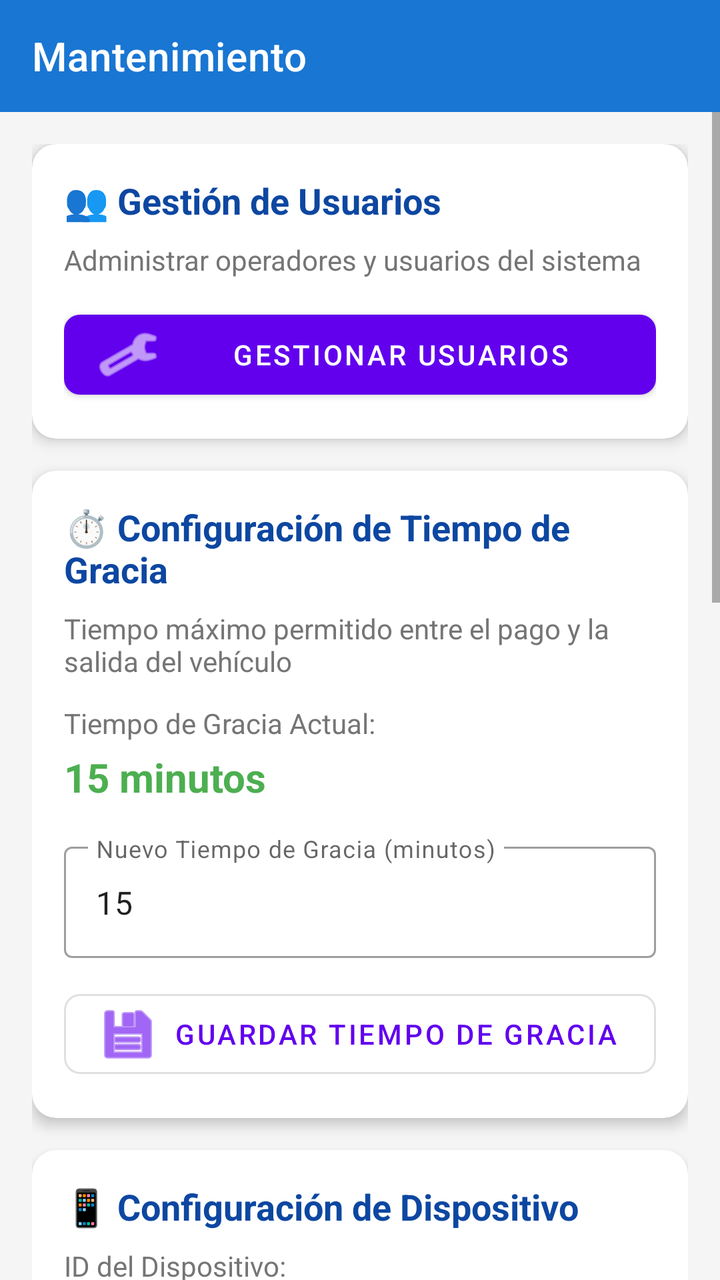
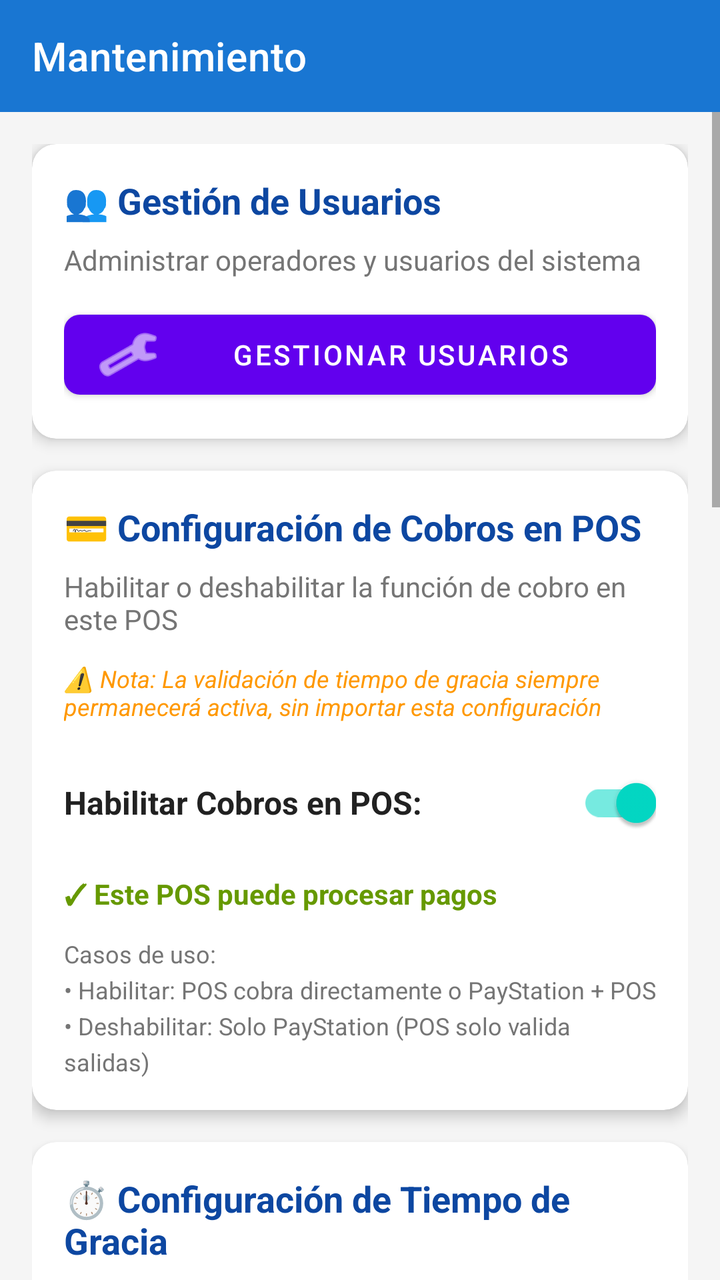

Screens rendered from an Android XML layout before and after an edit, with the pre-edit source and the edit as a unified diff.
<!-- AndroidManifest.xml: application theme Theme.MaterialComponents.Light.NoActionBar -->
<!-- res/layout/activity_mantenimiento.xml -->
<?xml version="1.0" encoding="utf-8"?>
<LinearLayout xmlns:android="http://schemas.android.com/apk/res/android"
    xmlns:app="http://schemas.android.com/apk/res-auto"
    android:layout_width="match_parent"
    android:layout_height="match_parent"
    android:orientation="vertical"
    android:background="#F5F5F5">

    <com.google.android.material.appbar.AppBarLayout
        android:layout_width="match_parent"
        android:layout_height="wrap_content">

        <androidx.appcompat.widget.Toolbar
            android:id="@+id/toolbar"
            android:layout_width="match_parent"
            android:layout_height="?attr/actionBarSize"
            app:title="Mantenimiento"
            app:titleTextColor="@android:color/white"
            android:background="#1976D2"/>
    </com.google.android.material.appbar.AppBarLayout>

    <ScrollView
        android:layout_width="match_parent"
        android:layout_height="match_parent"
        android:fillViewport="true">

        <LinearLayout
            android:layout_width="match_parent"
            android:layout_height="wrap_content"
            android:orientation="vertical"
            android:padding="16dp">

            
            <com.google.android.material.card.MaterialCardView
                android:layout_width="match_parent"
                android:layout_height="wrap_content"
                app:cardCornerRadius="12dp"
                app:cardElevation="4dp"
                android:layout_marginBottom="16dp">

                <LinearLayout
                    android:layout_width="match_parent"
                    android:layout_height="wrap_content"
                    android:orientation="vertical"
                    android:padding="16dp">

                    <TextView
                        android:layout_width="wrap_content"
                        android:layout_height="wrap_content"
                        android:text="👥 Gestión de Usuarios"
                        android:textSize="18sp"
                        android:textStyle="bold"
                        android:textColor="#0D47A1"
                        android:layout_marginBottom="8dp"/>

                    <TextView
                        android:layout_width="wrap_content"
                        android:layout_height="wrap_content"
                        android:text="Administrar operadores y usuarios del sistema"
                        android:textSize="14sp"
                        android:textColor="#757575"
                        android:layout_marginBottom="12dp"/>

                    <com.google.android.material.button.MaterialButton
                        android:id="@+id/btnGestionUsuarios"
                        android:layout_width="match_parent"
                        android:layout_height="wrap_content"
                        android:text="Gestionar Usuarios"
                        app:icon="@android:drawable/ic_menu_manage"
                        app:cornerRadius="8dp"/>
                </LinearLayout>
            </com.google.android.material.card.MaterialCardView>

            
            <com.google.android.material.card.MaterialCardView
                android:layout_width="match_parent"
                android:layout_height="wrap_content"
                app:cardCornerRadius="12dp"
                app:cardElevation="4dp"
                android:layout_marginBottom="16dp">

                <LinearLayout
                    android:layout_width="match_parent"
                    android:layout_height="wrap_content"
                    android:orientation="vertical"
                    android:padding="16dp">

                    <TextView
                        android:layout_width="wrap_content"
                        android:layout_height="wrap_content"
                        android:text="⏱️ Configuración de Tiempo de Gracia"
                        android:textSize="18sp"
                        android:textStyle="bold"
                        android:textColor="#0D47A1"
                        android:layout_marginBottom="8dp"/>

                    <TextView
                        android:layout_width="wrap_content"
                        android:layout_height="wrap_content"
                        android:text="Tiempo máximo permitido entre el pago y la salida del vehículo"
                        android:textSize="14sp"
                        android:textColor="#757575"
                        android:layout_marginBottom="12dp"/>

                    <TextView
                        android:layout_width="wrap_content"
                        android:layout_height="wrap_content"
                        android:text="Tiempo de Gracia Actual:"
                        android:textSize="14sp"
                        android:textColor="#757575"
                        android:layout_marginBottom="4dp"/>

                    <TextView
                        android:id="@+id/tvTiempoGraciaActual"
                        android:layout_width="wrap_content"
                        android:layout_height="wrap_content"
                        android:text="15 minutos"
                        android:textSize="20sp"
                        android:textStyle="bold"
                        android:textColor="#4CAF50"
                        android:layout_marginBottom="16dp"/>

                    <com.google.android.material.textfield.TextInputLayout
                        android:id="@+id/tilTiempoGracia"
                        android:layout_width="match_parent"
                        android:layout_height="wrap_content"
                        android:hint="Nuevo Tiempo de Gracia (minutos)"
                        style="@style/Widget.MaterialComponents.TextInputLayout.OutlinedBox"
                        android:layout_marginBottom="12dp">

                        <com.google.android.material.textfield.TextInputEditText
                            android:id="@+id/etTiempoGracia"
                            android:layout_width="match_parent"
                            android:layout_height="wrap_content"
                            android:inputType="number"
                            android:maxLines="1"
                            android:text="15"/>
                    </com.google.android.material.textfield.TextInputLayout>

                    <com.google.android.material.button.MaterialButton
                        android:id="@+id/btnGuardarTiempoGracia"
                        android:layout_width="match_parent"
                        android:layout_height="wrap_content"
                        android:text="Guardar Tiempo de Gracia"
                        app:icon="@android:drawable/ic_menu_save"
                        app:cornerRadius="8dp"
                        style="@style/Widget.MaterialComponents.Button.OutlinedButton"/>
                </LinearLayout>
            </com.google.android.material.card.MaterialCardView>

            
            <com.google.android.material.card.MaterialCardView
                android:layout_width="match_parent"
                android:layout_height="wrap_content"
                app:cardCornerRadius="12dp"
                app:cardElevation="4dp"
                android:layout_marginBottom="16dp">

                <LinearLayout
                    android:layout_width="match_parent"
                    android:layout_height="wrap_content"
                    android:orientation="vertical"
                    android:padding="16dp">

                    <TextView
                        android:layout_width="wrap_content"
                        android:layout_height="wrap_content"
                        android:text="📱 Configuración de Dispositivo"
                        android:textSize="18sp"
                        android:textStyle="bold"
                        android:textColor="#0D47A1"
                        android:layout_marginBottom="8dp"/>

                    <TextView
                        android:layout_width="wrap_content"
                        android:layout_height="wrap_content"
                        android:text="ID del Dispositivo:"
                        android:textSize="14sp"
                        android:textColor="#757575"
                        android:layout_marginBottom="4dp"/>

                    <TextView
                        android:id="@+id/tvIdDispositivo"
                        android:layout_width="wrap_content"
                        android:layout_height="wrap_content"
                        android:text="Cargando..."
                        android:textSize="16sp"
                        android:textStyle="bold"
                        android:textColor="#212121"
                        android:layout_marginBottom="8dp"/>

                    <TextView
                        android:layout_width="wrap_content"
                        android:layout_height="wrap_content"
                        android:text="Tipo:"
                        android:textSize="14sp"
                        android:textColor="#757575"
                        android:layout_marginBottom="4dp"/>

                    <TextView
                        android:id="@+id/tvTipoDispositivo"
                        android:layout_width="wrap_content"
                        android:layout_height="wrap_content"
                        android:text="MIXTO"
                        android:textSize="16sp"
                        android:textStyle="bold"
                        android:textColor="#212121"
                        android:layout_marginBottom="12dp"/>

                    <com.google.android.material.button.MaterialButton
                        android:id="@+id/btnConfigDispositivo"
                        android:layout_width="match_parent"
                        android:layout_height="wrap_content"
                        android:text="Configurar Dispositivo"
                        app:icon="@android:drawable/ic_menu_edit"
                        app:cornerRadius="8dp"
                        style="@style/Widget.MaterialComponents.Button.OutlinedButton"/>
                </LinearLayout>
            </com.google.android.material.card.MaterialCardView>

            
            <com.google.android.material.card.MaterialCardView
                android:layout_width="match_parent"
                android:layout_height="wrap_content"
                app:cardCornerRadius="12dp"
                app:cardElevation="4dp"
                android:layout_marginBottom="16dp">

                <LinearLayout
                    android:layout_width="match_parent"
                    android:layout_height="wrap_content"
                    android:orientation="vertical"
                    android:padding="16dp">

                    <TextView
                        android:layout_width="wrap_content"
                        android:layout_height="wrap_content"
                        android:text="🖥️ Configuración del Servidor"
                        android:textSize="18sp"
                        android:textStyle="bold"
                        android:textColor="#0D47A1"
                        android:layout_marginBottom="12dp"/>

                    
                    <com.google.android.material.textfield.TextInputLayout
                        android:id="@+id/tilServerIp"
                        android:layout_width="match_parent"
                        android:layout_height="wrap_content"
                        android:hint="IP del Servidor"
                        style="@style/Widget.MaterialComponents.TextInputLayout.OutlinedBox"
                        android:layout_marginBottom="12dp">

                        <com.google.android.material.textfield.TextInputEditText
                            android:id="@+id/etServerIp"
                            android:layout_width="match_parent"
                            android:layout_height="wrap_content"
                            android:inputType="text"
                            android:maxLines="1"/>
                    </com.google.android.material.textfield.TextInputLayout>

                    
                    <com.google.android.material.textfield.TextInputLayout
                        android:id="@+id/tilServerPort"
                        android:layout_width="match_parent"
                        android:layout_height="wrap_content"
                        android:hint="Puerto"
                        style="@style/Widget.MaterialComponents.TextInputLayout.OutlinedBox"
                        android:layout_marginBottom="12dp">

                        <com.google.android.material.textfield.TextInputEditText
                            android:id="@+id/etServerPort"
                            android:layout_width="match_parent"
                            android:layout_height="wrap_content"
                            android:inputType="number"
                            android:maxLines="1"/>
                    </com.google.android.material.textfield.TextInputLayout>

                    
                    <com.google.android.material.textfield.TextInputLayout
                        android:id="@+id/tilDatabaseName"
                        android:layout_width="match_parent"
                        android:layout_height="wrap_content"
                        android:hint="Nombre de la Base de Datos"
                        style="@style/Widget.MaterialComponents.TextInputLayout.OutlinedBox"
                        android:layout_marginBottom="12dp">

                        <com.google.android.material.textfield.TextInputEditText
                            android:id="@+id/etDatabaseName"
                            android:layout_width="match_parent"
                            android:layout_height="wrap_content"
                            android:inputType="text"
                            android:maxLines="1"/>
                    </com.google.android.material.textfield.TextInputLayout>

                    
                    <com.google.android.material.textfield.TextInputLayout
                        android:id="@+id/tilDbUsername"
                        android:layout_width="match_parent"
                        android:layout_height="wrap_content"
                        android:hint="Usuario de la BD"
                        style="@style/Widget.MaterialComponents.TextInputLayout.OutlinedBox"
                        android:layout_marginBottom="12dp">

                        <com.google.android.material.textfield.TextInputEditText
                            android:id="@+id/etDbUsername"
                            android:layout_width="match_parent"
                            android:layout_height="wrap_content"
                            android:inputType="text"
                            android:maxLines="1"/>
                    </com.google.android.material.textfield.TextInputLayout>

                    
                    <com.google.android.material.textfield.TextInputLayout
                        android:id="@+id/tilDbPassword"
                        android:layout_width="match_parent"
                        android:layout_height="wrap_content"
                        android:hint="Contraseña de la BD"
                        style="@style/Widget.MaterialComponents.TextInputLayout.OutlinedBox"
                        app:endIconMode="password_toggle"
                        android:layout_marginBottom="16dp">

                        <com.google.android.material.textfield.TextInputEditText
                            android:id="@+id/etDbPassword"
                            android:layout_width="match_parent"
                            android:layout_height="wrap_content"
                            android:inputType="textPassword"
                            android:maxLines="1"/>
                    </com.google.android.material.textfield.TextInputLayout>

                    
                    <com.google.android.material.button.MaterialButton
                        android:id="@+id/btnGuardar"
                        android:layout_width="match_parent"
                        android:layout_height="wrap_content"
                        android:text="Guardar Configuración"
                        android:textSize="14sp"
                        app:cornerRadius="8dp"
                        android:layout_marginBottom="8dp"/>

                    
                    <com.google.android.material.button.MaterialButton
                        android:id="@+id/btnProbarConexion"
                        android:layout_width="match_parent"
                        android:layout_height="wrap_content"
                        android:text="Probar Conexión"
                        android:textSize="14sp"
                        app:cornerRadius="8dp"
                        style="@style/Widget.MaterialComponents.Button.OutlinedButton"
                        android:layout_marginBottom="8dp"/>

                    
                    <com.google.android.material.button.MaterialButton
                        android:id="@+id/btnRestaurar"
                        android:layout_width="match_parent"
                        android:layout_height="wrap_content"
                        android:text="Restaurar Valores"
                        android:textSize="14sp"
                        app:cornerRadius="8dp"
                        style="@style/Widget.MaterialComponents.Button.TextButton"/>
                </LinearLayout>
            </com.google.android.material.card.MaterialCardView>
        </LinearLayout>
    </ScrollView>
</LinearLayout>
<!-- resources referenced by this layout -->
<resources>

</resources>

<!-- the commit's change to res/layout/activity_mantenimiento.xml (unified diff, before → after) -->
@@ -88,7 +88,7 @@
                     <TextView
                         android:layout_width="wrap_content"
                         android:layout_height="wrap_content"
-                        android:text="⏱️ Configuración de Tiempo de Gracia"
+                        android:text="💳 Configuración de Cobros en POS"
                         android:textSize="18sp"
                         android:textStyle="bold"
                         android:textColor="#0D47A1"
@@ -97,54 +97,60 @@
                     <TextView
                         android:layout_width="wrap_content"
                         android:layout_height="wrap_content"
-                        android:text="Tiempo máximo permitido entre el pago y la salida del vehículo"
-                        android:textSize="14sp"
-                        android:textColor="#757575"
-                        android:layout_marginBottom="12dp"/>
-
-                    <TextView
-                        android:layout_width="wrap_content"
-                        android:layout_height="wrap_content"
-                        android:text="Tiempo de Gracia Actual:"
-                        android:textSize="14sp"
-                        android:textColor="#757575"
-                        android:layout_marginBottom="4dp"/>
-
-                    <TextView
-                        android:id="@+id/tvTiempoGraciaActual"
-                        android:layout_width="wrap_content"
-                        android:layout_height="wrap_content"
-                        android:text="15 minutos"
-                        android:textSize="20sp"
-                        android:textStyle="bold"
-                        android:textColor="#4CAF50"
+                        android:text="Habilitar o deshabilitar la función de cobro en este POS"
+                        android:textSize="14sp"
+                        android:textColor="#757575"
+                        android:layout_marginBottom="12dp"/>
+
+                    <TextView
+                        android:layout_width="wrap_content"
+                        android:layout_height="wrap_content"
+                        android:text="⚠️ Nota: La validación de tiempo de gracia siempre permanecerá activa, sin importar esta configuración"
+                        android:textSize="12sp"
+                        android:textColor="#FF9800"
+                        android:textStyle="italic"
                         android:layout_marginBottom="16dp"/>
 
-                    <com.google.android.material.textfield.TextInputLayout
-                        android:id="@+id/tilTiempoGracia"
-                        android:layout_width="match_parent"
-                        android:layout_height="wrap_content"
-                        android:hint="Nuevo Tiempo de Gracia (minutos)"
-                        style="@style/Widget.MaterialComponents.TextInputLayout.OutlinedBox"
-                        android:layout_marginBottom="12dp">
-
-                        <com.google.android.material.textfield.TextInputEditText
-                            android:id="@+id/etTiempoGracia"
-                            android:layout_width="match_parent"
-                            android:layout_height="wrap_content"
-                            android:inputType="number"
-                            android:maxLines="1"
-                            android:text="15"/>
-                    </com.google.android.material.textfield.TextInputLayout>
-
-                    <com.google.android.material.button.MaterialButton
-                        android:id="@+id/btnGuardarTiempoGracia"
-                        android:layout_width="match_parent"
-                        android:layout_height="wrap_content"
-                        android:text="Guardar Tiempo de Gracia"
-                        app:icon="@android:drawable/ic_menu_save"
-                        app:cornerRadius="8dp"
-                        style="@style/Widget.MaterialComponents.Button.OutlinedButton"/>
+                    <LinearLayout
+                        android:layout_width="match_parent"
+                        android:layout_height="wrap_content"
+                        android:orientation="horizontal"
+                        android:gravity="center_vertical"
+                        android:layout_marginBottom="12dp">
+
+                        <TextView
+                            android:layout_width="0dp"
+                            android:layout_height="wrap_content"
+                            android:layout_weight="1"
+                            android:text="Habilitar Cobros en POS:"
+                            android:textSize="16sp"
+                            android:textColor="#212121"
+                            android:textStyle="bold"/>
+
+                        <com.google.android.material.switchmaterial.SwitchMaterial
+                            android:id="@+id/switchCobrosPos"
+                            android:layout_width="wrap_content"
+                            android:layout_height="wrap_content"
+                            android:checked="true"/>
+                    </LinearLayout>
+
+                    <TextView
+                        android:id="@+id/tvEstadoCobrosPos"
+                        android:layout_width="wrap_content"
+                        android:layout_height="wrap_content"
+                        android:text="✓ Este POS puede procesar pagos"
+                        android:textSize="14sp"
+                        android:textColor="@android:color/holo_green_dark"
+                        android:textStyle="bold"
+                        android:layout_marginBottom="12dp"/>
+
+                    <TextView
+                        android:layout_width="wrap_content"
+                        android:layout_height="wrap_content"
+                        android:text="Casos de uso:\n• Habilitar: POS cobra directamente o PayStation + POS\n• Deshabilitar: Solo PayStation (POS solo valida salidas)"
+                        android:textSize="12sp"
+                        android:textColor="#757575"
+                        android:lineSpacingExtra="4dp"/>
                 </LinearLayout>
             </com.google.android.material.card.MaterialCardView>
 
@@ -165,7 +171,7 @@
                     <TextView
                         android:layout_width="wrap_content"
                         android:layout_height="wrap_content"
-                        android:text="📱 Configuración de Dispositivo"
+                        android:text="⏱️ Configuración de Tiempo de Gracia"
                         android:textSize="18sp"
                         android:textStyle="bold"
                         android:textColor="#0D47A1"
@@ -174,45 +180,52 @@
                     <TextView
                         android:layout_width="wrap_content"
                         android:layout_height="wrap_content"
-                        android:text="ID del Dispositivo:"
+                        android:text="Tiempo máximo permitido entre el pago y la salida del vehículo"
+                        android:textSize="14sp"
+                        android:textColor="#757575"
+                        android:layout_marginBottom="12dp"/>
+
+                    <TextView
+                        android:layout_width="wrap_content"
+                        android:layout_height="wrap_content"
+                        android:text="Tiempo de Gracia Actual:"
                         android:textSize="14sp"
                         android:textColor="#757575"
                         android:layout_marginBottom="4dp"/>
 
                     <TextView
-                        android:id="@+id/tvIdDispositivo"
-                        android:layout_width="wrap_content"
-                        android:layout_height="wrap_content"
-                        android:text="Cargando..."
-                        android:textSize="16sp"
-                        android:textStyle="bold"
-                        android:textColor="#212121"
-                        android:layout_marginBottom="8dp"/>
-
-                    <TextView
-                        android:layout_width="wrap_content"
-                        android:layout_height="wrap_content"
-                        android:text="Tipo:"
-                        android:textSize="14sp"
-                        android:textColor="#757575"
-                        android:layout_marginBottom="4dp"/>
-
-                    <TextView
-                        android:id="@+id/tvTipoDispositivo"
-                        android:layout_width="wrap_content"
-                        android:layout_height="wrap_content"
-                        android:text="MIXTO"
-                        android:textSize="16sp"
-                        android:textStyle="bold"
-                        android:textColor="#212121"
-                        android:layout_marginBottom="12dp"/>
-
-                    <com.google.android.material.button.MaterialButton
-                        android:id="@+id/btnConfigDispositivo"
-                        android:layout_width="match_parent"
-                        android:layout_height="wrap_content"
-                        android:text="Configurar Dispositivo"
-                        app:icon="@android:drawable/ic_menu_edit"
+                        android:id="@+id/tvTiempoGraciaActual"
+                        android:layout_width="wrap_content"
+                        android:layout_height="wrap_content"
+                        android:text="15 minutos"
+                        android:textSize="20sp"
+                        android:textStyle="bold"
+                        android:textColor="#4CAF50"
+                        android:layout_marginBottom="16dp"/>
+
+                    <com.google.android.material.textfield.TextInputLayout
+                        android:id="@+id/tilTiempoGracia"
+                        android:layout_width="match_parent"
+                        android:layout_height="wrap_content"
+                        android:hint="Nuevo Tiempo de Gracia (minutos)"
+                        style="@style/Widget.MaterialComponents.TextInputLayout.OutlinedBox"
+                        android:layout_marginBottom="12dp">
+
+                        <com.google.android.material.textfield.TextInputEditText
+                            android:id="@+id/etTiempoGracia"
+                            android:layout_width="match_parent"
+                            android:layout_height="wrap_content"
+                            android:inputType="number"
+                            android:maxLines="1"
+                            android:text="15"/>
+                    </com.google.android.material.textfield.TextInputLayout>
+
+                    <com.google.android.material.button.MaterialButton
+                        android:id="@+id/btnGuardarTiempoGracia"
+                        android:layout_width="match_parent"
+                        android:layout_height="wrap_content"
+                        android:text="Guardar Tiempo de Gracia"
+                        app:icon="@android:drawable/ic_menu_save"
                         app:cornerRadius="8dp"
                         style="@style/Widget.MaterialComponents.Button.OutlinedButton"/>
                 </LinearLayout>
@@ -235,6 +248,76 @@
                     <TextView
                         android:layout_width="wrap_content"
                         android:layout_height="wrap_content"
+                        android:text="📱 Configuración de Dispositivo"
+                        android:textSize="18sp"
+                        android:textStyle="bold"
+                        android:textColor="#0D47A1"
+                        android:layout_marginBottom="8dp"/>
+
+                    <TextView
+                        android:layout_width="wrap_content"
+                        android:layout_height="wrap_content"
+                        android:text="ID del Dispositivo:"
+                        android:textSize="14sp"
+                        android:textColor="#757575"
+                        android:layout_marginBottom="4dp"/>
+
+                    <TextView
+                        android:id="@+id/tvIdDispositivo"
+                        android:layout_width="wrap_content"
+                        android:layout_height="wrap_content"
+                        android:text="Cargando..."
+                        android:textSize="16sp"
+                        android:textStyle="bold"
+                        android:textColor="#212121"
+                        android:layout_marginBottom="8dp"/>
+
+                    <TextView
+                        android:layout_width="wrap_content"
+                        android:layout_height="wrap_content"
+                        android:text="Tipo:"
+                        android:textSize="14sp"
+                        android:textColor="#757575"
+                        android:layout_marginBottom="4dp"/>
+
+                    <TextView
+                        android:id="@+id/tvTipoDispositivo"
+                        android:layout_width="wrap_content"
+                        android:layout_height="wrap_content"
+                        android:text="MIXTO"
+                        android:textSize="16sp"
+                        android:textStyle="bold"
+                        android:textColor="#212121"
+                        android:layout_marginBottom="12dp"/>
+
+                    <com.google.android.material.button.MaterialButton
+                        android:id="@+id/btnConfigDispositivo"
+                        android:layout_width="match_parent"
+                        android:layout_height="wrap_content"
+                        android:text="Configurar Dispositivo"
+                        app:icon="@android:drawable/ic_menu_edit"
+                        app:cornerRadius="8dp"
+                        style="@style/Widget.MaterialComponents.Button.OutlinedButton"/>
+                </LinearLayout>
+            </com.google.android.material.card.MaterialCardView>
+
+            
+            <com.google.android.material.card.MaterialCardView
+                android:layout_width="match_parent"
+                android:layout_height="wrap_content"
+                app:cardCornerRadius="12dp"
+                app:cardElevation="4dp"
+                android:layout_marginBottom="16dp">
+
+                <LinearLayout
+                    android:layout_width="match_parent"
+                    android:layout_height="wrap_content"
+                    android:orientation="vertical"
+                    android:padding="16dp">
+
+                    <TextView
+                        android:layout_width="wrap_content"
+                        android:layout_height="wrap_content"
                         android:text="🖥️ Configuración del Servidor"
                         android:textSize="18sp"
                         android:textStyle="bold"
